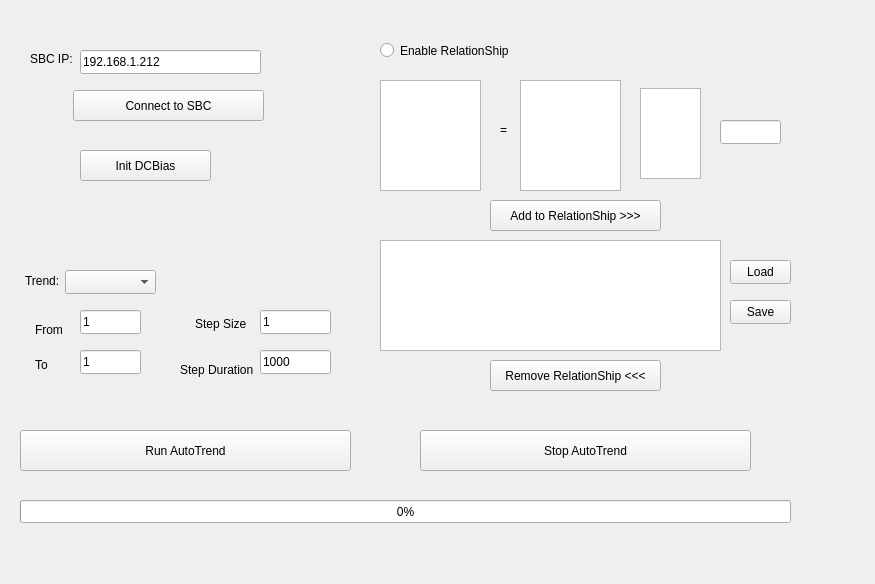
Old version of the form autotrend.ui in the repository MOBILionSystems/MIPS-app-MOBILion.
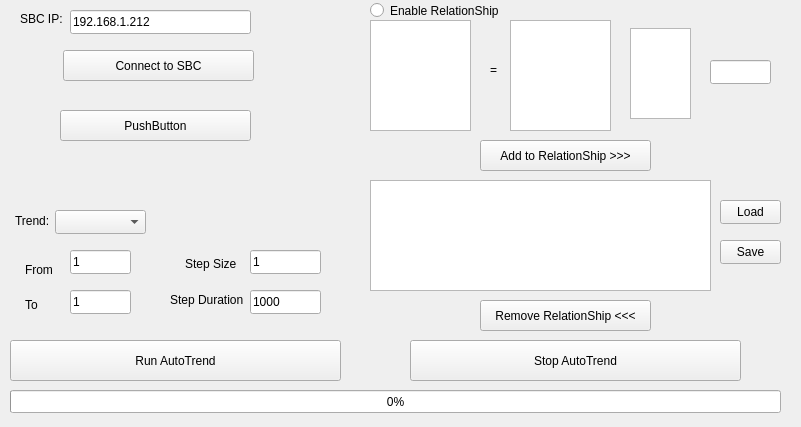
New version of the form.

Commit message: Moved Autotrend to CP

```diff
--- a/autotrend.ui
+++ b/autotrend.ui
@@ -6,8 +6,8 @@
    <rect>
     <x>0</x>
     <y>0</y>
-    <width>875</width>
-    <height>584</height>
+    <width>801</width>
+    <height>427</height>
    </rect>
   </property>
   <property name="windowTitle">
@@ -16,8 +16,8 @@
   <widget class="QListView" name="relationListView">
    <property name="geometry">
     <rect>
-     <x>380</x>
-     <y>240</y>
+     <x>370</x>
+     <y>180</y>
      <width>341</width>
      <height>111</height>
     </rect>
@@ -26,8 +26,8 @@
   <widget class="QRadioButton" name="relationRatioButton">
    <property name="geometry">
     <rect>
-     <x>380</x>
-     <y>40</y>
+     <x>370</x>
+     <y>0</y>
      <width>141</width>
      <height>21</height>
     </rect>
@@ -39,8 +39,8 @@
   <widget class="QPushButton" name="addRelationButton">
    <property name="geometry">
     <rect>
-     <x>490</x>
-     <y>200</y>
+     <x>480</x>
+     <y>140</y>
      <width>171</width>
      <height>31</height>
     </rect>
@@ -52,8 +52,8 @@
   <widget class="QPushButton" name="removeRelationButton">
    <property name="geometry">
     <rect>
-     <x>490</x>
-     <y>360</y>
+     <x>480</x>
+     <y>300</y>
      <width>171</width>
      <height>31</height>
     </rect>
@@ -62,24 +62,11 @@
     <string>Remove RelationShip &lt;&lt;&lt;</string>
    </property>
   </widget>
-  <widget class="QPushButton" name="initDCBiasButton">
-   <property name="geometry">
-    <rect>
-     <x>80</x>
-     <y>150</y>
-     <width>131</width>
-     <height>31</height>
-    </rect>
-   </property>
-   <property name="text">
-    <string>Init DCBias</string>
-   </property>
-  </widget>
   <widget class="QLabel" name="label_3">
    <property name="geometry">
     <rect>
-     <x>25</x>
-     <y>270</y>
+     <x>15</x>
+     <y>210</y>
      <width>41</width>
      <height>21</height>
     </rect>
@@ -91,8 +78,8 @@
   <widget class="QComboBox" name="trendComboBox">
    <property name="geometry">
     <rect>
-     <x>65</x>
-     <y>270</y>
+     <x>55</x>
+     <y>210</y>
      <width>91</width>
      <height>24</height>
     </rect>
@@ -101,8 +88,8 @@
   <widget class="QPushButton" name="runTrendButton">
    <property name="geometry">
     <rect>
-     <x>20</x>
-     <y>430</y>
+     <x>10</x>
+     <y>340</y>
      <width>331</width>
      <height>41</height>
     </rect>
@@ -114,8 +101,8 @@
   <widget class="QLabel" name="label_5">
    <property name="geometry">
     <rect>
-     <x>35</x>
-     <y>320</y>
+     <x>25</x>
+     <y>260</y>
      <width>31</width>
      <height>20</height>
     </rect>
@@ -127,8 +114,8 @@
   <widget class="QLabel" name="label_6">
    <property name="geometry">
     <rect>
-     <x>35</x>
-     <y>357</y>
+     <x>25</x>
+     <y>297</y>
      <width>49</width>
      <height>16</height>
     </rect>
@@ -140,8 +127,8 @@
   <widget class="QLabel" name="label_7">
    <property name="geometry">
     <rect>
-     <x>195</x>
-     <y>316</y>
+     <x>185</x>
+     <y>256</y>
      <width>61</width>
      <height>16</height>
     </rect>
@@ -153,8 +140,8 @@
   <widget class="QLabel" name="label_8">
    <property name="geometry">
     <rect>
-     <x>180</x>
-     <y>360</y>
+     <x>170</x>
+     <y>290</y>
      <width>81</width>
      <height>20</height>
     </rect>
@@ -166,8 +153,8 @@
   <widget class="QLabel" name="label">
    <property name="geometry">
     <rect>
-     <x>500</x>
-     <y>120</y>
+     <x>490</x>
+     <y>60</y>
      <width>20</width>
      <height>20</height>
     </rect>
@@ -179,8 +166,8 @@
   <widget class="QListView" name="leftListView">
    <property name="geometry">
     <rect>
-     <x>380</x>
-     <y>80</y>
+     <x>370</x>
+     <y>20</y>
      <width>101</width>
      <height>111</height>
     </rect>
@@ -189,8 +176,8 @@
   <widget class="QListView" name="rightListView">
    <property name="geometry">
     <rect>
-     <x>520</x>
-     <y>80</y>
+     <x>510</x>
+     <y>20</y>
      <width>101</width>
      <height>111</height>
     </rect>
@@ -199,8 +186,8 @@
   <widget class="QListView" name="mathListView">
    <property name="geometry">
     <rect>
-     <x>640</x>
-     <y>88</y>
+     <x>630</x>
+     <y>28</y>
      <width>61</width>
      <height>91</height>
     </rect>
@@ -209,8 +196,8 @@
   <widget class="QLabel" name="label_2">
    <property name="geometry">
     <rect>
-     <x>30</x>
-     <y>51</y>
+     <x>20</x>
+     <y>11</y>
      <width>49</width>
      <height>16</height>
     </rect>
@@ -222,8 +209,8 @@
   <widget class="QPushButton" name="stopTrendButton">
    <property name="geometry">
     <rect>
-     <x>420</x>
-     <y>430</y>
+     <x>410</x>
+     <y>340</y>
      <width>331</width>
      <height>41</height>
     </rect>
@@ -235,8 +222,8 @@
   <widget class="QPushButton" name="testSBCButton">
    <property name="geometry">
     <rect>
-     <x>73</x>
-     <y>90</y>
+     <x>63</x>
+     <y>50</y>
      <width>191</width>
      <height>31</height>
     </rect>
@@ -248,8 +235,8 @@
   <widget class="QLineEdit" name="constInRelation">
    <property name="geometry">
     <rect>
-     <x>720</x>
-     <y>120</y>
+     <x>710</x>
+     <y>60</y>
      <width>61</width>
      <height>24</height>
     </rect>
@@ -258,8 +245,8 @@
   <widget class="QLineEdit" name="sbcIPEdit">
    <property name="geometry">
     <rect>
-     <x>80</x>
-     <y>50</y>
+     <x>70</x>
+     <y>10</y>
      <width>181</width>
      <height>24</height>
     </rect>
@@ -271,8 +258,8 @@
   <widget class="QLineEdit" name="trendFrom">
    <property name="geometry">
     <rect>
-     <x>80</x>
-     <y>310</y>
+     <x>70</x>
+     <y>250</y>
      <width>61</width>
      <height>24</height>
     </rect>
@@ -284,8 +271,8 @@
   <widget class="QLineEdit" name="trendTo">
    <property name="geometry">
     <rect>
-     <x>80</x>
-     <y>350</y>
+     <x>70</x>
+     <y>290</y>
      <width>61</width>
      <height>24</height>
     </rect>
@@ -297,8 +284,8 @@
   <widget class="QLineEdit" name="trendStepSize">
    <property name="geometry">
     <rect>
-     <x>260</x>
-     <y>310</y>
+     <x>250</x>
+     <y>250</y>
      <width>71</width>
      <height>24</height>
     </rect>
@@ -310,8 +297,8 @@
   <widget class="QLineEdit" name="trendStepDuration">
    <property name="geometry">
     <rect>
-     <x>260</x>
-     <y>350</y>
+     <x>250</x>
+     <y>290</y>
      <width>71</width>
      <height>24</height>
     </rect>
@@ -323,8 +310,8 @@
   <widget class="QProgressBar" name="trendProgressBar">
    <property name="geometry">
     <rect>
-     <x>20</x>
-     <y>500</y>
+     <x>10</x>
+     <y>390</y>
      <width>771</width>
      <height>23</height>
     </rect>
@@ -336,8 +323,8 @@
   <widget class="QPushButton" name="loadRelationButton">
    <property name="geometry">
     <rect>
-     <x>730</x>
-     <y>260</y>
+     <x>720</x>
+     <y>200</y>
      <width>61</width>
      <height>24</height>
     </rect>
@@ -349,8 +336,8 @@
   <widget class="QPushButton" name="saveRelationButton">
    <property name="geometry">
     <rect>
-     <x>730</x>
-     <y>300</y>
+     <x>720</x>
+     <y>240</y>
      <width>61</width>
      <height>24</height>
     </rect>
@@ -359,6 +346,19 @@
     <string>Save</string>
    </property>
   </widget>
+  <widget class="QPushButton" name="pushButton">
+   <property name="geometry">
+    <rect>
+     <x>60</x>
+     <y>110</y>
+     <width>191</width>
+     <height>31</height>
+    </rect>
+   </property>
+   <property name="text">
+    <string>PushButton</string>
+   </property>
+  </widget>
  </widget>
  <resources/>
  <connections/>
```
The commit also changes 6 other files.
